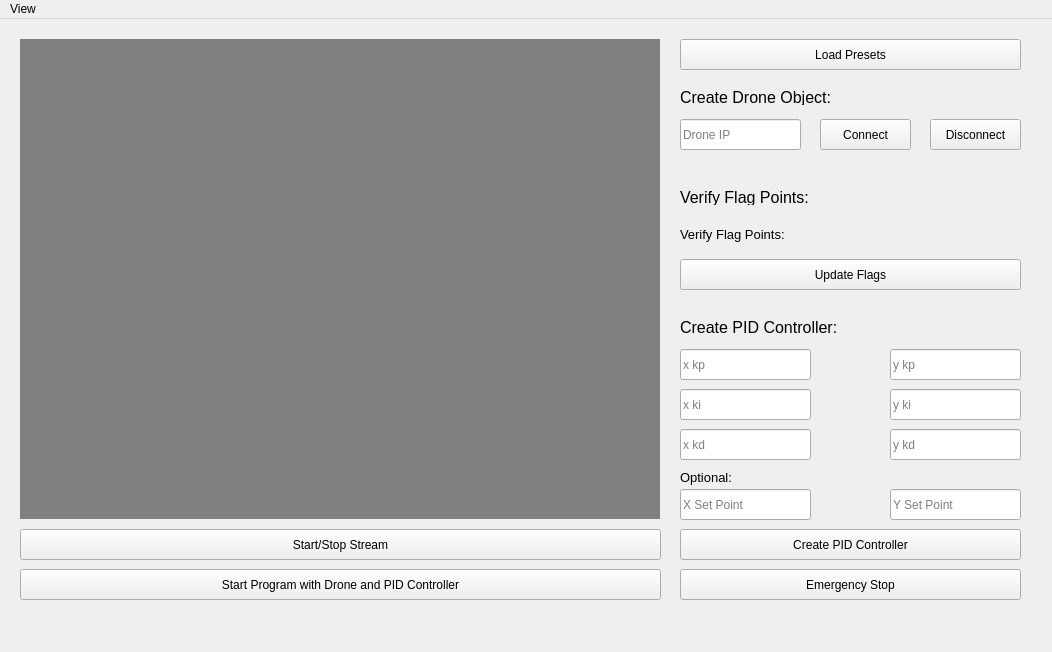
aicpslab/Vision-Based-Navigation, file project/resources/gui_views/single_drone.ui: the form before one commit.
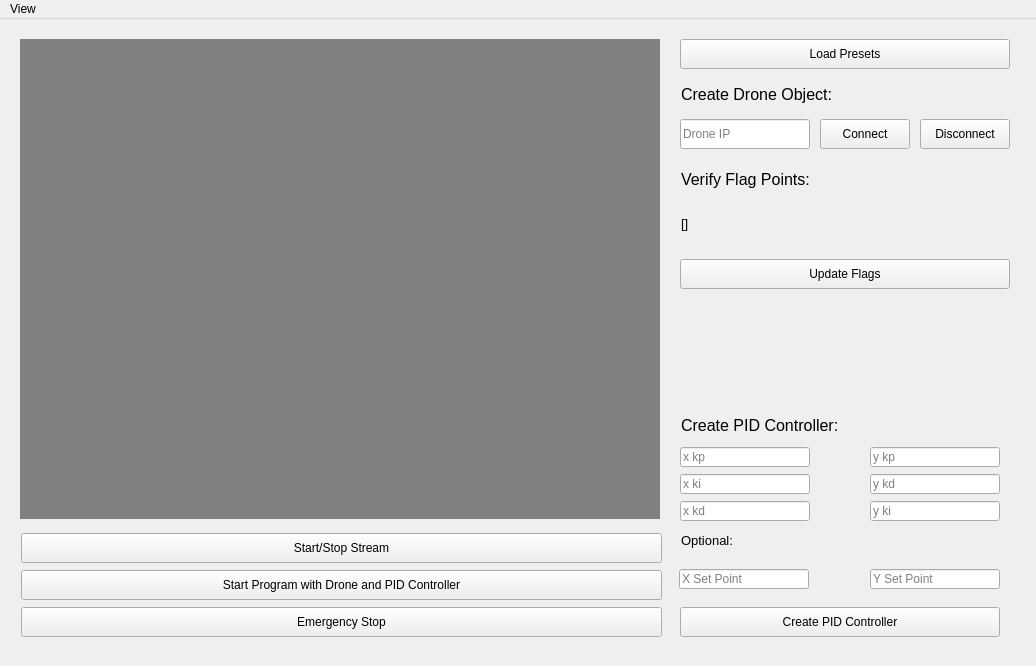
The form after the commit.

Patch:
```diff
--- a/project/resources/gui_views/single_drone.ui
+++ b/project/resources/gui_views/single_drone.ui
@@ -6,8 +6,8 @@
    <rect>
     <x>0</x>
     <y>0</y>
-    <width>1052</width>
-    <height>652</height>
+    <width>1036</width>
+    <height>666</height>
    </rect>
   </property>
   <property name="windowTitle">
@@ -48,13 +48,26 @@
      <bool>false</bool>
     </property>
    </widget>
+   <widget class="QPushButton" name="pushButton_load_presets">
+    <property name="geometry">
+     <rect>
+      <x>680</x>
+      <y>20</y>
+      <width>330</width>
+      <height>30</height>
+     </rect>
+    </property>
+    <property name="text">
+     <string>Load Presets</string>
+    </property>
+   </widget>
    <widget class="QLabel" name="label_drone_header">
     <property name="geometry">
      <rect>
-      <x>680</x>
-      <y>70</y>
-      <width>211</width>
-      <height>16</height>
+      <x>681</x>
+      <y>65</y>
+      <width>331</width>
+      <height>20</height>
      </rect>
     </property>
     <property name="font">
@@ -66,13 +79,153 @@
      <string>Create Drone Object: </string>
     </property>
    </widget>
+   <widget class="QLabel" name="label_flags">
+    <property name="geometry">
+     <rect>
+      <x>681</x>
+      <y>180</y>
+      <width>331</width>
+      <height>50</height>
+     </rect>
+    </property>
+    <property name="font">
+     <font>
+      <pointsize>10</pointsize>
+     </font>
+    </property>
+    <property name="text">
+     <string>&lt;html&gt;&lt;head/&gt;&lt;body&gt;&lt;p&gt;[]&lt;/p&gt;&lt;/body&gt;&lt;/html&gt;</string>
+    </property>
+   </widget>
+   <widget class="QPushButton" name="pushButton_update_flags">
+    <property name="geometry">
+     <rect>
+      <x>680</x>
+      <y>240</y>
+      <width>330</width>
+      <height>30</height>
+     </rect>
+    </property>
+    <property name="text">
+     <string>Update Flags</string>
+    </property>
+   </widget>
+   <widget class="QLabel" name="label_flag_header">
+    <property name="geometry">
+     <rect>
+      <x>681</x>
+      <y>150</y>
+      <width>331</width>
+      <height>20</height>
+     </rect>
+    </property>
+    <property name="font">
+     <font>
+      <pointsize>12</pointsize>
+     </font>
+    </property>
+    <property name="text">
+     <string>Verify Flag Points:</string>
+    </property>
+   </widget>
+   <widget class="QPushButton" name="pushButton_create_pid">
+    <property name="geometry">
+     <rect>
+      <x>680</x>
+      <y>588</y>
+      <width>320</width>
+      <height>30</height>
+     </rect>
+    </property>
+    <property name="text">
+     <string>Create PID Controller</string>
+    </property>
+   </widget>
+   <widget class="QLabel" name="label_pid_optional">
+    <property name="geometry">
+     <rect>
+      <x>681</x>
+      <y>511</y>
+      <width>73</width>
+      <height>20</height>
+     </rect>
+    </property>
+    <property name="font">
+     <font>
+      <pointsize>10</pointsize>
+     </font>
+    </property>
+    <property name="text">
+     <string>Optional: </string>
+    </property>
+   </widget>
+   <widget class="QLabel" name="label_pid_header">
+    <property name="geometry">
+     <rect>
+      <x>681</x>
+      <y>396</y>
+      <width>321</width>
+      <height>20</height>
+     </rect>
+    </property>
+    <property name="font">
+     <font>
+      <pointsize>12</pointsize>
+     </font>
+    </property>
+    <property name="text">
+     <string>Create PID Controller:</string>
+    </property>
+   </widget>
+   <widget class="QPushButton" name="pushButton_emergency_stop">
+    <property name="geometry">
+     <rect>
+      <x>21</x>
+      <y>588</y>
+      <width>641</width>
+      <height>30</height>
+     </rect>
+    </property>
+    <property name="text">
+     <string>Emergency Stop</string>
+    </property>
+   </widget>
+   <widget class="QPushButton" name="pushButton_program_start">
+    <property name="geometry">
+     <rect>
+      <x>21</x>
+      <y>551</y>
+      <width>641</width>
+      <height>30</height>
+     </rect>
+    </property>
+    <property name="text">
+     <string>Start Program with Drone and PID Controller</string>
+    </property>
+   </widget>
+   <widget class="QPushButton" name="pushButton_video_stream">
+    <property name="geometry">
+     <rect>
+      <x>21</x>
+      <y>514</y>
+      <width>641</width>
+      <height>30</height>
+     </rect>
+    </property>
+    <property name="text">
+     <string>Start/Stop Stream</string>
+    </property>
+   </widget>
    <widget class="QLineEdit" name="lineEdit_drone_ip">
+    <property name="enabled">
+     <bool>true</bool>
+    </property>
     <property name="geometry">
      <rect>
       <x>680</x>
       <y>100</y>
-      <width>121</width>
-      <height>31</height>
+      <width>130</width>
+      <height>30</height>
      </rect>
     </property>
     <property name="placeholderText">
@@ -84,8 +237,8 @@
      <rect>
       <x>820</x>
       <y>100</y>
-      <width>91</width>
-      <height>31</height>
+      <width>90</width>
+      <height>30</height>
      </rect>
     </property>
     <property name="text">
@@ -95,188 +248,23 @@
    <widget class="QPushButton" name="pushButton_drone_disconnect">
     <property name="geometry">
      <rect>
-      <x>930</x>
+      <x>920</x>
       <y>100</y>
-      <width>91</width>
-      <height>31</height>
+      <width>90</width>
+      <height>30</height>
      </rect>
     </property>
     <property name="text">
      <string>Disconnect</string>
     </property>
    </widget>
-   <widget class="QLabel" name="label_pid_header">
-    <property name="geometry">
-     <rect>
-      <x>680</x>
-      <y>300</y>
-      <width>211</width>
-      <height>16</height>
-     </rect>
-    </property>
-    <property name="font">
-     <font>
-      <pointsize>12</pointsize>
-     </font>
-    </property>
-    <property name="text">
-     <string>Create PID Controller:</string>
-    </property>
-   </widget>
-   <widget class="QLineEdit" name="lineEdit_x_kp">
-    <property name="geometry">
-     <rect>
-      <x>680</x>
-      <y>330</y>
-      <width>131</width>
-      <height>31</height>
-     </rect>
-    </property>
-    <property name="text">
-     <string/>
-    </property>
-    <property name="placeholderText">
-     <string>x kp</string>
-    </property>
-   </widget>
-   <widget class="QLineEdit" name="lineEdit_x_ki">
-    <property name="geometry">
-     <rect>
-      <x>680</x>
-      <y>370</y>
-      <width>131</width>
-      <height>31</height>
-     </rect>
-    </property>
-    <property name="text">
-     <string/>
-    </property>
-    <property name="placeholderText">
-     <string>x ki</string>
-    </property>
-   </widget>
-   <widget class="QLineEdit" name="lineEdit_x_kd">
-    <property name="geometry">
-     <rect>
-      <x>680</x>
-      <y>410</y>
-      <width>131</width>
-      <height>31</height>
-     </rect>
-    </property>
-    <property name="text">
-     <string/>
-    </property>
-    <property name="placeholderText">
-     <string>x kd</string>
-    </property>
-   </widget>
-   <widget class="QLabel" name="label_pid_optional">
-    <property name="geometry">
-     <rect>
-      <x>680</x>
-      <y>450</y>
-      <width>71</width>
-      <height>16</height>
-     </rect>
-    </property>
-    <property name="font">
-     <font>
-      <pointsize>10</pointsize>
-     </font>
-    </property>
-    <property name="text">
-     <string>Optional: </string>
-    </property>
-   </widget>
-   <widget class="QLabel" name="label_flag_header">
-    <property name="geometry">
-     <rect>
-      <x>680</x>
-      <y>170</y>
-      <width>211</width>
-      <height>16</height>
-     </rect>
-    </property>
-    <property name="font">
-     <font>
-      <pointsize>12</pointsize>
-     </font>
-    </property>
-    <property name="text">
-     <string>Verify Flag Points:</string>
-    </property>
-   </widget>
-   <widget class="QLabel" name="label_flags">
-    <property name="geometry">
-     <rect>
-      <x>680</x>
-      <y>200</y>
-      <width>341</width>
-      <height>31</height>
-     </rect>
-    </property>
-    <property name="font">
-     <font>
-      <pointsize>10</pointsize>
-     </font>
-    </property>
-    <property name="text">
-     <string>Verify Flag Points:</string>
-    </property>
-   </widget>
-   <widget class="QPushButton" name="pushButton_update_flags">
-    <property name="geometry">
-     <rect>
-      <x>680</x>
-      <y>240</y>
-      <width>341</width>
-      <height>31</height>
-     </rect>
-    </property>
-    <property name="text">
-     <string>Update Flags</string>
-    </property>
-   </widget>
-   <widget class="QLineEdit" name="lineEdit_x_set">
-    <property name="geometry">
-     <rect>
-      <x>680</x>
-      <y>470</y>
-      <width>131</width>
-      <height>31</height>
-     </rect>
-    </property>
-    <property name="text">
-     <string/>
-    </property>
-    <property name="placeholderText">
-     <string>X Set Point</string>
-    </property>
-   </widget>
-   <widget class="QLineEdit" name="lineEdit_y_set">
-    <property name="geometry">
-     <rect>
-      <x>890</x>
-      <y>470</y>
-      <width>131</width>
-      <height>31</height>
-     </rect>
-    </property>
-    <property name="text">
-     <string/>
-    </property>
-    <property name="placeholderText">
-     <string>Y Set Point</string>
-    </property>
-   </widget>
    <widget class="QLineEdit" name="lineEdit_y_kp">
     <property name="geometry">
      <rect>
-      <x>890</x>
-      <y>330</y>
-      <width>131</width>
-      <height>31</height>
+      <x>870</x>
+      <y>428</y>
+      <width>130</width>
+      <height>20</height>
      </rect>
     </property>
     <property name="text">
@@ -286,29 +274,13 @@
      <string>y kp</string>
     </property>
    </widget>
-   <widget class="QLineEdit" name="lineEdit_y_ki">
-    <property name="geometry">
-     <rect>
-      <x>890</x>
-      <y>370</y>
-      <width>131</width>
-      <height>31</height>
-     </rect>
-    </property>
-    <property name="text">
-     <string/>
-    </property>
-    <property name="placeholderText">
-     <string>y ki</string>
-    </property>
-   </widget>
    <widget class="QLineEdit" name="lineEdit_y_kd">
     <property name="geometry">
      <rect>
-      <x>890</x>
-      <y>410</y>
-      <width>131</width>
-      <height>31</height>
+      <x>870</x>
+      <y>455</y>
+      <width>130</width>
+      <height>20</height>
      </rect>
     </property>
     <property name="text">
@@ -318,69 +290,100 @@
      <string>y kd</string>
     </property>
    </widget>
-   <widget class="QPushButton" name="pushButton_video_stream">
+   <widget class="QLineEdit" name="lineEdit_y_ki">
     <property name="geometry">
      <rect>
-      <x>20</x>
-      <y>510</y>
-      <width>641</width>
-      <height>31</height>
+      <x>870</x>
+      <y>482</y>
+      <width>130</width>
+      <height>20</height>
      </rect>
     </property>
     <property name="text">
-     <string>Start/Stop Stream</string>
+     <string/>
     </property>
+    <property name="placeholderText">
+     <string>y ki</string>
+    </property>
    </widget>
-   <widget class="QPushButton" name="pushButton_create_pid">
+   <widget class="QLineEdit" name="lineEdit_x_kd">
     <property name="geometry">
      <rect>
       <x>680</x>
-      <y>510</y>
-      <width>341</width>
-      <height>31</height>
+      <y>482</y>
+      <width>130</width>
+      <height>20</height>
      </rect>
     </property>
     <property name="text">
-     <string>Create PID Controller</string>
+     <string/>
     </property>
+    <property name="placeholderText">
+     <string>x kd</string>
+    </property>
    </widget>
-   <widget class="QPushButton" name="pushButton_load_presets">
+   <widget class="QLineEdit" name="lineEdit_x_ki">
     <property name="geometry">
      <rect>
       <x>680</x>
-      <y>20</y>
-      <width>341</width>
-      <height>31</height>
+      <y>455</y>
+      <width>130</width>
+      <height>20</height>
      </rect>
     </property>
     <property name="text">
-     <string>Load Presets</string>
+     <string/>
     </property>
+    <property name="placeholderText">
+     <string>x ki</string>
+    </property>
    </widget>
-   <widget class="QPushButton" name="pushButton_program_start">
+   <widget class="QLineEdit" name="lineEdit_x_kp">
     <property name="geometry">
      <rect>
-      <x>20</x>
+      <x>680</x>
+      <y>428</y>
+      <width>130</width>
+      <height>20</height>
+     </rect>
+    </property>
+    <property name="text">
+     <string/>
+    </property>
+    <property name="placeholderText">
+     <string>x kp</string>
+    </property>
+   </widget>
+   <widget class="QLineEdit" name="lineEdit_y_set">
+    <property name="geometry">
+     <rect>
+      <x>870</x>
       <y>550</y>
-      <width>641</width>
-      <height>31</height>
+      <width>130</width>
+      <height>20</height>
      </rect>
     </property>
     <property name="text">
-     <string>Start Program with Drone and PID Controller</string>
+     <string/>
     </property>
+    <property name="placeholderText">
+     <string>Y Set Point</string>
+    </property>
    </widget>
-   <widget class="QPushButton" name="pushButton_emergency_stop">
+   <widget class="QLineEdit" name="lineEdit_x_set">
     <property name="geometry">
      <rect>
-      <x>680</x>
+      <x>679</x>
       <y>550</y>
-      <width>341</width>
-      <height>31</height>
+      <width>130</width>
+      <height>20</height>
      </rect>
     </property>
     <property name="text">
-     <string>Emergency Stop</string>
+     <string/>
+    </property>
+    <property name="placeholderText">
+     <string>X Set Point</string>
     </property>
    </widget>
   </widget>
@@ -389,7 +392,7 @@
     <rect>
      <x>0</x>
      <y>0</y>
-     <width>1052</width>
+     <width>1036</width>
      <height>26</height>
     </rect>
    </property>
```
Left out of the diff: 6 changed lines with no effect on the pictures.
